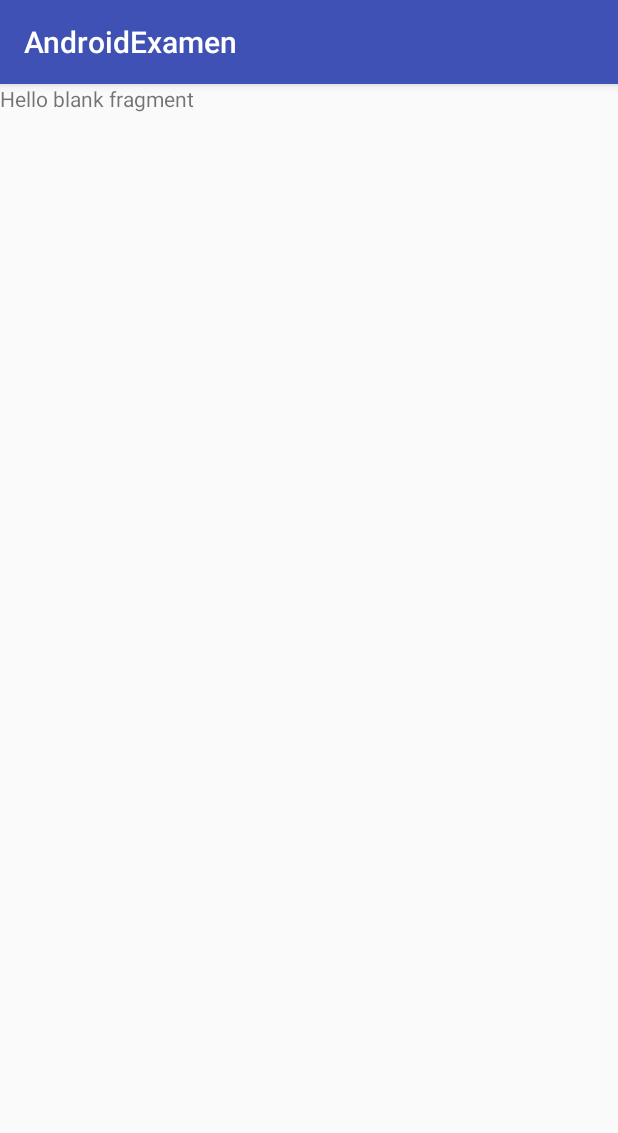
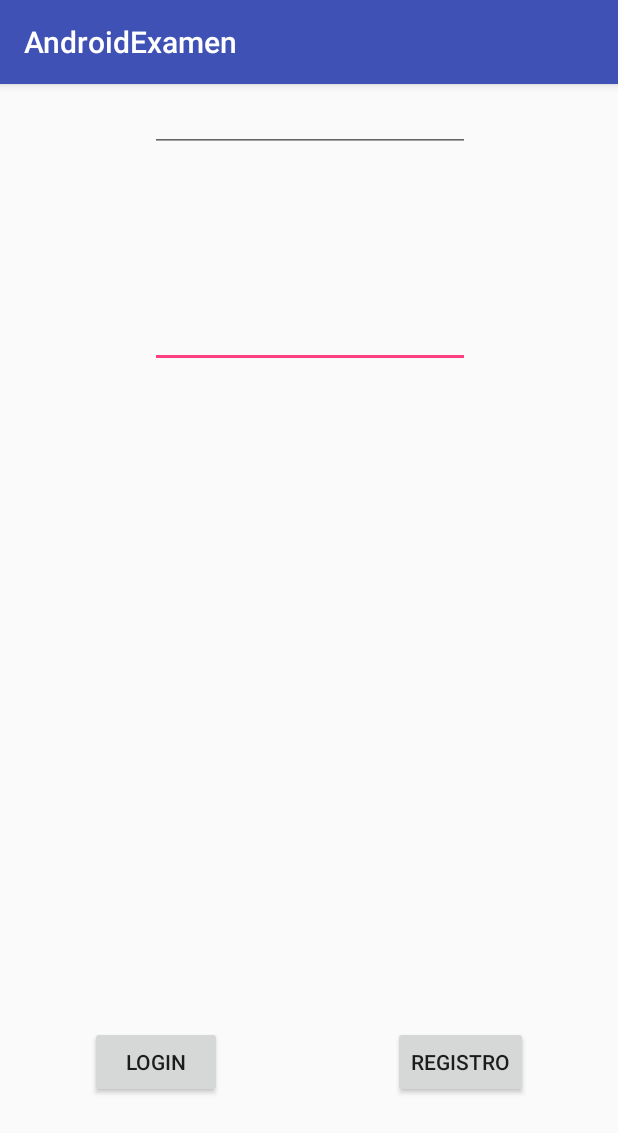
Before and after one commit to LAFGOD/AndroidExamenxd, an Android app: the fragment LoginFragment shown on its own in the app's theme, on a phone screen of 412 x 824 dp. Shown: the top 1133 px of the screen. Run offline under Robolectric (Android 15) with nearby library versions, the phone set to English and light mode, and no system bars.

Commit message:
fragment login xml hecho

```diff
--- a/milib/build.gradle
+++ b/milib/build.gradle
@@ -32,4 +32,5 @@ dependencies {
     testImplementation 'junit:junit:4.12'
     androidTestImplementation 'com.android.support.test:runner:1.0.1'
     androidTestImplementation 'com.android.support.test.espresso:espresso-core:3.0.1'
+    implementation 'com.android.support.constraint:constraint-layout:1.0.2'
 }
--- a/milib/src/main/res/layout/fragment_login.xml
+++ b/milib/src/main/res/layout/fragment_login.xml
@@ -1,13 +1,61 @@
 <FrameLayout xmlns:android="http://schemas.android.com/apk/res/android"
+    xmlns:app="http://schemas.android.com/apk/res-auto"
     xmlns:tools="http://schemas.android.com/tools"
     android:layout_width="match_parent"
     android:layout_height="match_parent"
     tools:context="utad.milib.LoginFragment">
 
     <!-- TODO: Update blank fragment layout -->
-    <TextView
+
+    <android.support.constraint.ConstraintLayout
         android:layout_width="match_parent"
-        android:layout_height="match_parent"
-        android:text="@string/hello_blank_fragment" />
+        android:layout_height="match_parent">
 
+        <EditText
+            android:id="@+id/etUsername"
+            android:layout_width="wrap_content"
+            android:layout_height="wrap_content"
+            android:layout_marginEnd="8dp"
+            android:layout_marginStart="8dp"
+            android:layout_marginTop="144dp"
+            android:ems="10"
+            android:inputType="textEmailAddress"
+            app:layout_constraintEnd_toEndOf="parent"
+            app:layout_constraintHorizontal_bias="0.503"
+            app:layout_constraintStart_toStartOf="parent"
+            app:layout_constraintTop_toTopOf="parent" />
+
+        <EditText
+            android:id="@+id/etPassword"
+            android:layout_width="wrap_content"
+            android:layout_height="wrap_content"
+            android:layout_marginEnd="8dp"
+            android:layout_marginStart="8dp"
+            android:ems="10"
+            android:inputType="textPassword"
+            app:layout_constraintEnd_toEndOf="parent"
+            app:layout_constraintHorizontal_bias="0.503"
+            app:layout_constraintStart_toStartOf="parent"
+            tools:layout_editor_absoluteY="247dp" />
+
+        <Button
+            android:id="@+id/btnLogin"
+            android:layout_width="wrap_content"
+            android:layout_height="wrap_content"
+            android:layout_marginBottom="92dp"
+            android:layout_marginStart="60dp"
+            android:text="Login"
+            app:layout_constraintBottom_toBottomOf="parent"
+            app:layout_constraintStart_toStartOf="parent" />
+
+        <Button
+            android:id="@+id/btnRegister"
+            android:layout_width="wrap_content"
+            android:layout_height="wrap_content"
+            android:layout_marginBottom="92dp"
+            android:layout_marginEnd="60dp"
+            android:text="Registro"
+            app:layout_constraintBottom_toBottomOf="parent"
+            app:layout_constraintEnd_toEndOf="parent" />
+    </android.support.constraint.ConstraintLayout>
 </FrameLayout>
```
